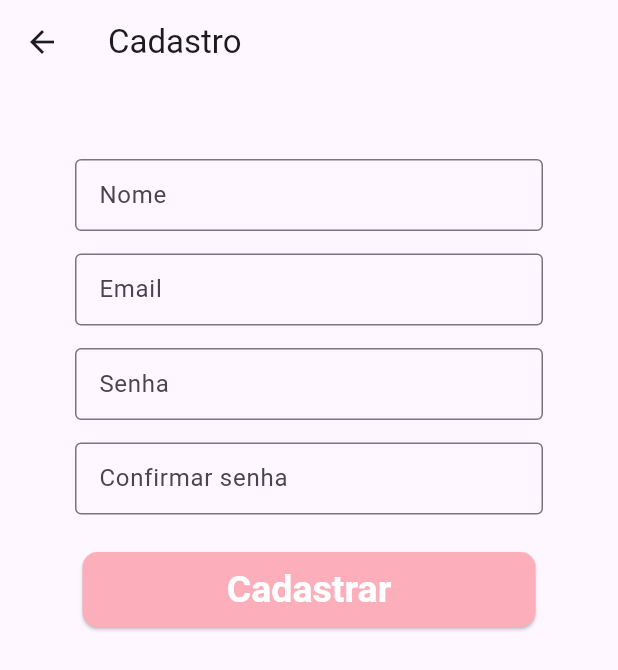
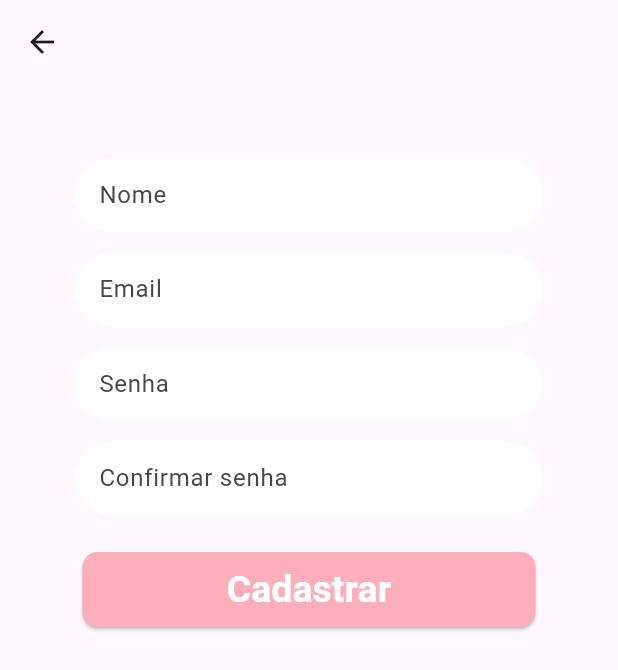
Before and after one commit to HenryGFiedler/Floricultura, a Flutter app: the screen it shows after launch, after a tap on "Cadastrar", on a phone screen of 412 x 824 dp. Shown: the top 670 px of the screen. Run offline on Flutter 3.47's test engine with Material 3 defaults, Android fonts, the phone set to English and light mode, and no system bars.

Commit message:
Estilização LoginScreen

```diff
--- a/lib/components/text_input_validation.dart
+++ b/lib/components/text_input_validation.dart
@@ -10,7 +10,7 @@ class TextInputValidation extends StatelessWidget {
     required this.controller,
     required this.hintText,
     this.obscureText = false,
-    this.validator
+    this.validator,
   });
 
   @override
@@ -20,8 +20,15 @@ class TextInputValidation extends StatelessWidget {
       obscureText: obscureText,
       decoration: InputDecoration(
         labelText: hintText,
-        border: OutlineInputBorder(),
         contentPadding: const EdgeInsets.all(12),
+        fillColor: Colors.white,
+        filled: true,
+        isDense: true,
+        floatingLabelBehavior: FloatingLabelBehavior.never,
+        border: OutlineInputBorder(
+          borderSide: BorderSide.none,
+          borderRadius: BorderRadius.circular(30),
+        ),
       ),
       validator: validator,
     );
--- a/lib/screens/cadastro_screen.dart
+++ b/lib/screens/cadastro_screen.dart
@@ -53,15 +53,14 @@ class _CadastroScreenState extends State<CadastroScreen> {
   @override
   Widget build(BuildContext context) {
     return Scaffold(
-      appBar: AppBar(
-        title: Text('Cadastro'),
-      ),
+      appBar: AppBar(),
+      resizeToAvoidBottomInset: true,
       body: SingleChildScrollView(
         child: Padding(
           padding: const EdgeInsets.all(50),
           child: Form(
             key: _formKey,
-            autovalidateMode: AutovalidateMode.onUserInteraction,
+            autovalidateMode: AutovalidateMode.onUnfocus,
             child: Column(
               crossAxisAlignment: CrossAxisAlignment.center,
               children: [
@@ -91,7 +90,6 @@ class _CadastroScreenState extends State<CadastroScreen> {
                   validator: _validateConfirmPassword,
                 ),
                 SizedBox(height: 25),
-
                 MainButton(
                   onPressed: () {
                     if (_formKey.currentState?.validate() ?? false) {
--- a/lib/screens/login_screen.dart
+++ b/lib/screens/login_screen.dart
@@ -35,16 +35,23 @@ class _LoginScreenState extends State<LoginScreen> {
   @override
   Widget build(BuildContext context) {
     return Scaffold(
-      appBar: AppBar(title: Text('Login')),
-      body: SingleChildScrollView(
+      backgroundColor: Color(0xB8F87C8A),
+      body: Center(
+        child: SingleChildScrollView(
           child: Padding(
-          padding: const EdgeInsets.all(50),
+            padding: const EdgeInsets.fromLTRB(50, 0, 50, 50),
             child: Form(
               autovalidateMode: AutovalidateMode.onUnfocus,
               key: _formKey,
               child: Column(
-              crossAxisAlignment: CrossAxisAlignment.center,
                 children: [
+                  Padding(
+                    padding: const EdgeInsets.symmetric(horizontal: 50),
+                    child: Image.asset(
+                      "assets/images/logo.png",
+                      fit: BoxFit.cover,
+                    ),
+                  ),
                   TextInputValidation(
                     controller: emailController,
                     hintText: 'Email',
@@ -67,7 +74,10 @@ class _LoginScreenState extends State<LoginScreen> {
                       alignment: Alignment.centerLeft,
                       child: Text(
                         'Esqueci minha senha',
-                      style: TextStyle(color: Colors.grey, fontSize: 12),
+                        style: TextStyle(
+                          color: Colors.grey.shade400,
+                          fontSize: 13,
+                        ),
                       ),
                     ),
                   ),
@@ -78,12 +88,14 @@ class _LoginScreenState extends State<LoginScreen> {
                         ScaffoldMessenger.of(context).clearSnackBars();
                         if (emailController.text == 'a@' &&
                             passwordController.text == 'b') {
-                        ScaffoldMessenger.of(
-                          context,
-                        ).showSnackBar(SnackBar(content: Text('Login feito')));
+                          ScaffoldMessenger.of(context).showSnackBar(
+                            SnackBar(content: Text('Login feito')),
+                          );
                         } else {
                           ScaffoldMessenger.of(context).showSnackBar(
-                          SnackBar(content: Text('Email ou senha incorretos')),
+                            SnackBar(
+                              content: Text('Email ou senha incorretos'),
+                            ),
                           );
                         }
                       }
@@ -95,7 +107,9 @@ class _LoginScreenState extends State<LoginScreen> {
                     onPressed: () {
                       Navigator.push(
                         context,
-                      MaterialPageRoute(builder: (context) => CadastroScreen()),
+                        MaterialPageRoute(
+                          builder: (context) => CadastroScreen(),
+                        ),
                       );
                     },
                   ),
@@ -104,6 +118,7 @@ class _LoginScreenState extends State<LoginScreen> {
             ),
           ),
         ),
+      ),
     );
   }
 }
```
Lines whose indentation alone changed are shown as unchanged.
